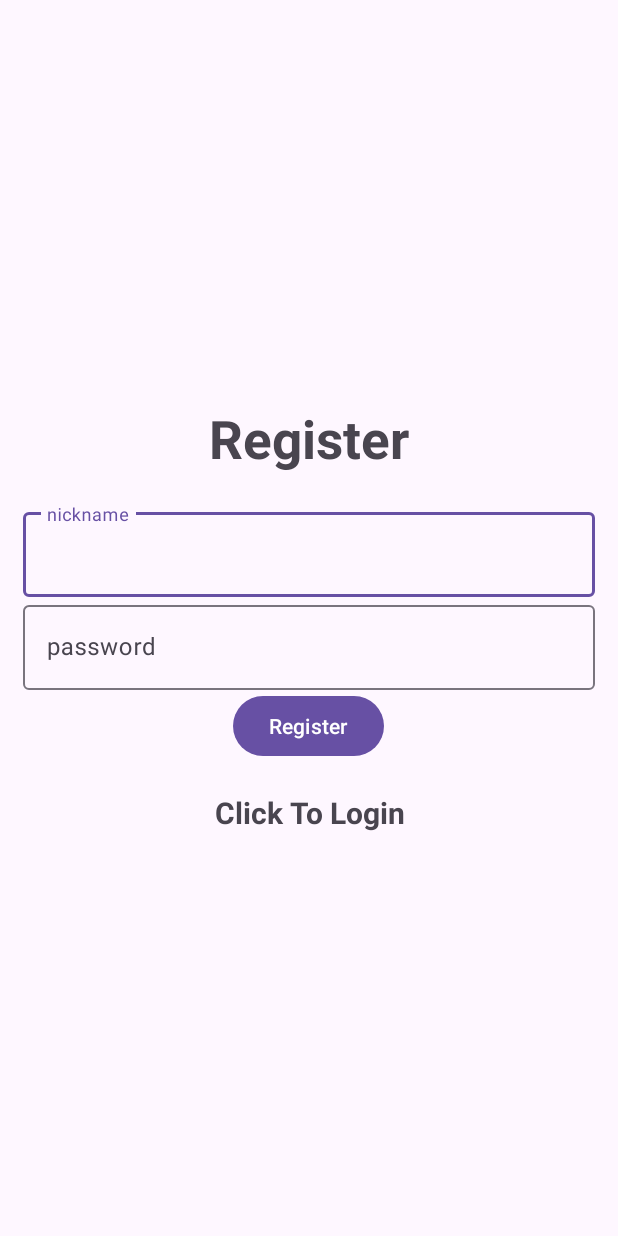
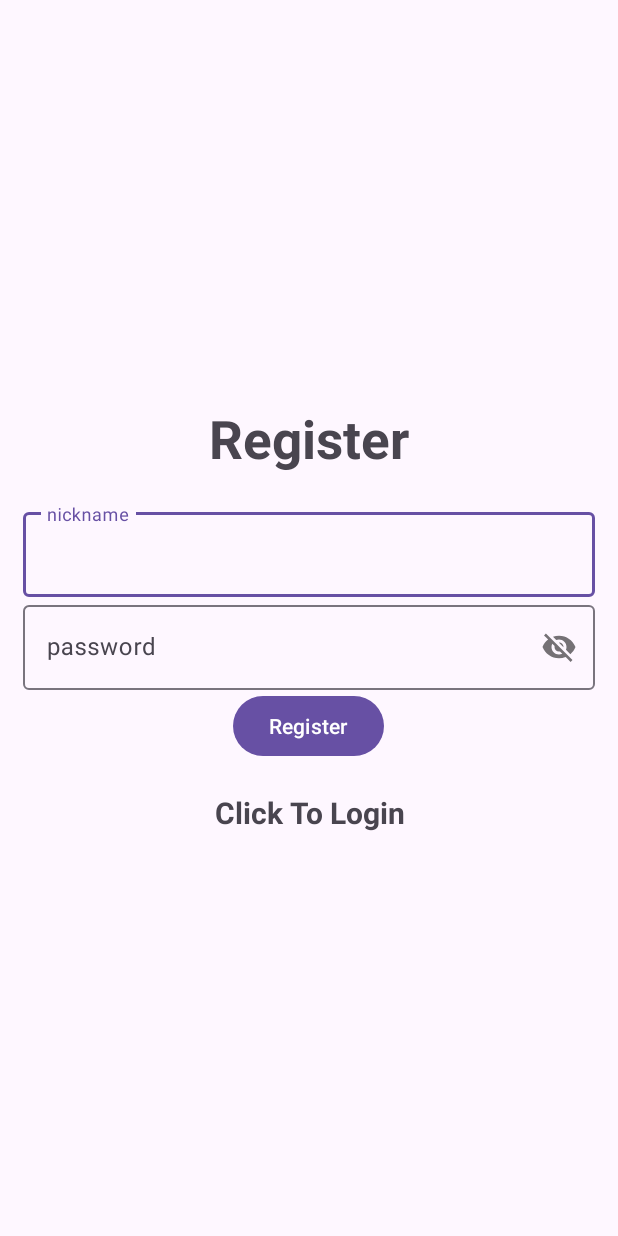
Before and after one commit to haruspex47/lab3-os, an Android app built with Jetpack Compose: the screen it shows after launch (Register), after a tap on "Click To Register", on a phone screen of 412 x 824 dp. Run offline under Robolectric (Android 15) with nearby library versions, the phone set to English and light mode, and no system bars; our stand-ins replace Firebase (no records; nobody signed in at launch, a user with empty details on screens opened directly); 1 other tap on this screen came first.

Commit message:
ненужный коммит

```diff
--- a/app/src/main/res/layout/activity_register.xml
+++ b/app/src/main/res/layout/activity_register.xml
@@ -31,7 +31,8 @@
 
     <com.google.android.material.textfield.TextInputLayout
         android:layout_width="match_parent"
-        android:layout_height="wrap_content">
+        android:layout_height="wrap_content"
+        app:passwordToggleEnabled="true">
 
         <com.google.android.material.textfield.TextInputEditText
             android:id="@+id/password"
```
Also changed, not shown: app/src/main/java/com/example/game/GameNull.kt (+0 -25 lines).
